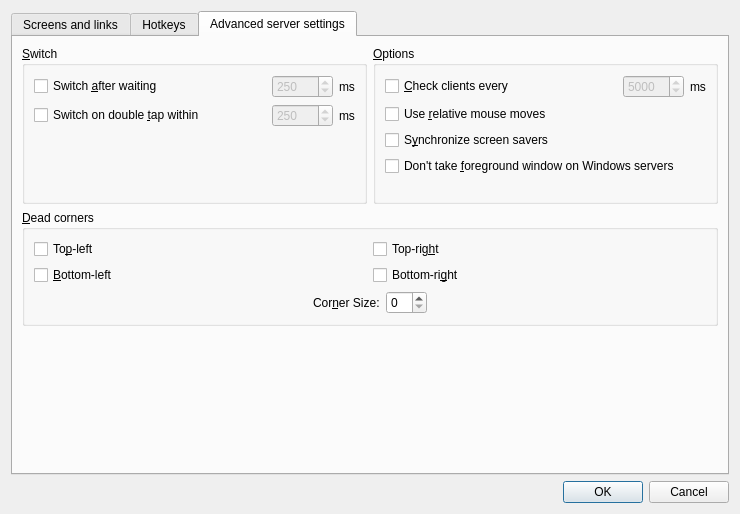
Old version of the form src/gui/res/ServerConfigDialogBase.ui in the repository epakai/synergy-debian.
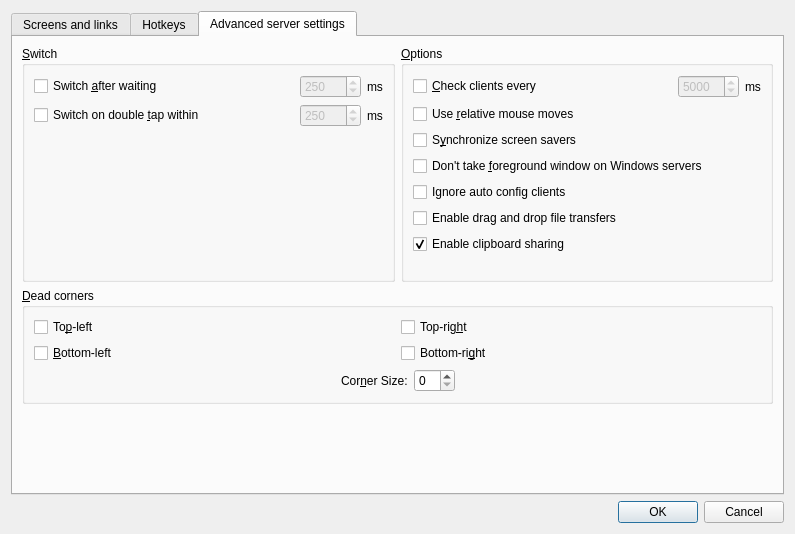
New version of the form. The open tabs and pages were chosen to show the change. Icons and pictures are not drawn. Custom widgets are drawn as their Qt base class.

```diff
--- a/src/gui/res/ServerConfigDialogBase.ui
+++ b/src/gui/res/ServerConfigDialogBase.ui
@@ -1,12 +1,12 @@
 <ui version="4.0" >
  <class>ServerConfigDialogBase</class>
- <widget class="QDialog" name="ServerConfigDialogBase" >
-  <property name="geometry" >
+ <widget class="QDialog" name="ServerConfigDialogBase">
+  <property name="geometry">
    <rect>
     <x>0</x>
     <y>0</y>
-    <width>740</width>
-    <height>514</height>
+    <width>795</width>
+    <height>534</height>
    </rect>
   </property>
   <property name="windowTitle" >
@@ -406,9 +406,39 @@
          <property name="title" >
           <string>&amp;Options</string>
          </property>
-         <layout class="QGridLayout" >
-          <item row="0" column="0" >
-           <layout class="QHBoxLayout" >
+         <layout class="QGridLayout">
+          <item row="3" column="0">
+           <widget class="QCheckBox" name="m_pCheckBoxWin32KeepForeground">
+            <property name="enabled">
+             <bool>true</bool>
+            </property>
+            <property name="text">
+             <string>Don't take &amp;foreground window on Windows servers</string>
+            </property>
+           </widget>
+          </item>
+          <item row="1" column="0">
+           <widget class="QCheckBox" name="m_pCheckBoxRelativeMouseMoves">
+            <property name="enabled">
+             <bool>true</bool>
+            </property>
+            <property name="text">
+             <string>Use &amp;relative mouse moves</string>
+            </property>
+           </widget>
+          </item>
+          <item row="2" column="0">
+           <widget class="QCheckBox" name="m_pCheckBoxScreenSaverSync">
+            <property name="enabled">
+             <bool>true</bool>
+            </property>
+            <property name="text">
+             <string>S&amp;ynchronize screen savers</string>
+            </property>
+           </widget>
+          </item>
+          <item row="0" column="0">
+           <layout class="QHBoxLayout">
             <item>
              <widget class="QCheckBox" name="m_pCheckBoxHeartbeat" >
               <property name="enabled" >
@@ -460,37 +490,7 @@
             </item>
            </layout>
           </item>
-          <item row="1" column="0" >
-           <widget class="QCheckBox" name="m_pCheckBoxRelativeMouseMoves" >
-            <property name="enabled" >
-             <bool>true</bool>
-            </property>
-            <property name="text" >
-             <string>Use &amp;relative mouse moves</string>
-            </property>
-           </widget>
-          </item>
-          <item row="2" column="0" >
-           <widget class="QCheckBox" name="m_pCheckBoxScreenSaverSync" >
-            <property name="enabled" >
-             <bool>true</bool>
-            </property>
-            <property name="text" >
-             <string>S&amp;ynchronize screen savers</string>
-            </property>
-           </widget>
-          </item>
-          <item row="3" column="0" >
-           <widget class="QCheckBox" name="m_pCheckBoxWin32KeepForeground" >
-            <property name="enabled" >
-             <bool>true</bool>
-            </property>
-            <property name="text" >
-             <string>Don't take &amp;foreground window on Windows servers</string>
-            </property>
-           </widget>
-          </item>
-          <item row="4" column="0" >
+          <item row="7" column="0">
            <spacer>
             <property name="orientation" >
              <enum>Qt::Vertical</enum>
@@ -503,6 +503,30 @@
             </property>
            </spacer>
           </item>
+          <item row="5" column="0">
+           <widget class="QCheckBox" name="m_pCheckBoxEnableDragAndDrop">
+            <property name="text">
+             <string>Enable drag and drop file transfers</string>
+            </property>
+           </widget>
+          </item>
+          <item row="4" column="0">
+           <widget class="QCheckBox" name="m_pCheckBoxIgnoreAutoConfigClient">
+            <property name="text">
+             <string>Ignore auto config clients</string>
+            </property>
+           </widget>
+          </item>
+          <item row="6" column="0">
+           <widget class="QCheckBox" name="m_pCheckBoxEnableClipboard">
+            <property name="text">
+             <string>Enable clipboard sharing</string>
+            </property>
+            <property name="checked">
+             <bool>true</bool>
+            </property>
+           </widget>
+          </item>
          </layout>
         </widget>
        </item>
@@ -611,8 +635,8 @@
      <property name="orientation" >
       <enum>Qt::Horizontal</enum>
      </property>
-     <property name="standardButtons" >
-      <set>QDialogButtonBox::Cancel|QDialogButtonBox::NoButton|QDialogButtonBox::Ok</set>
+     <property name="standardButtons">
+      <set>QDialogButtonBox::Cancel|QDialogButtonBox::Ok</set>
      </property>
     </widget>
    </item>
```
Left out of the diff: 385 changed lines with no effect on the pictures.
